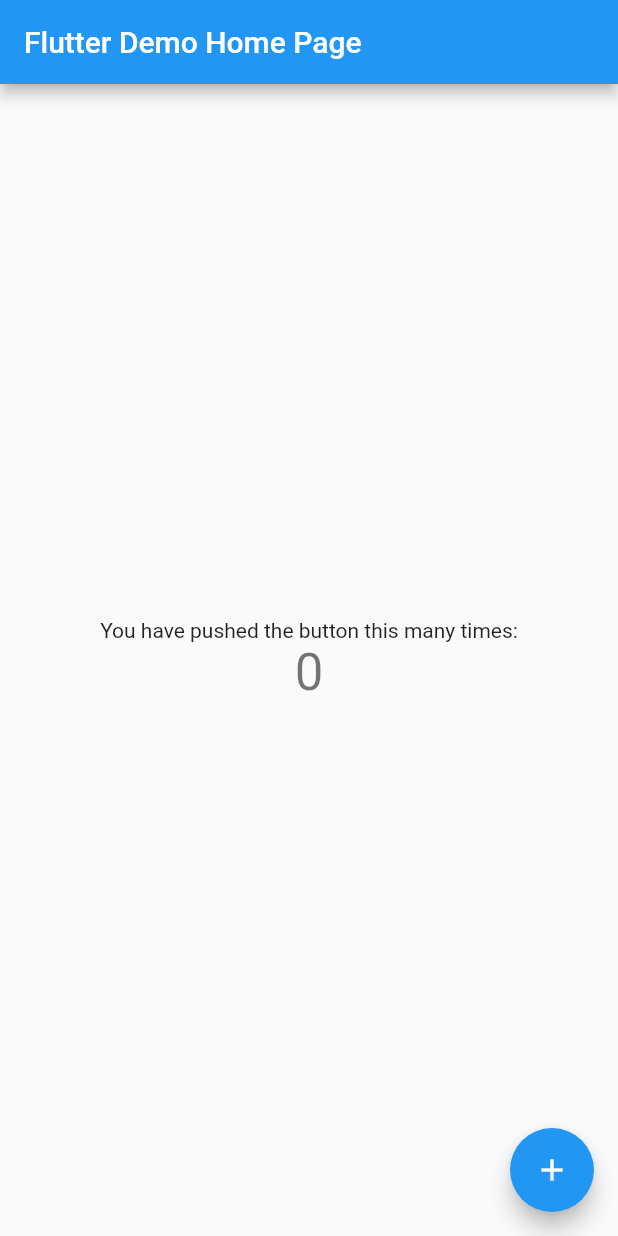
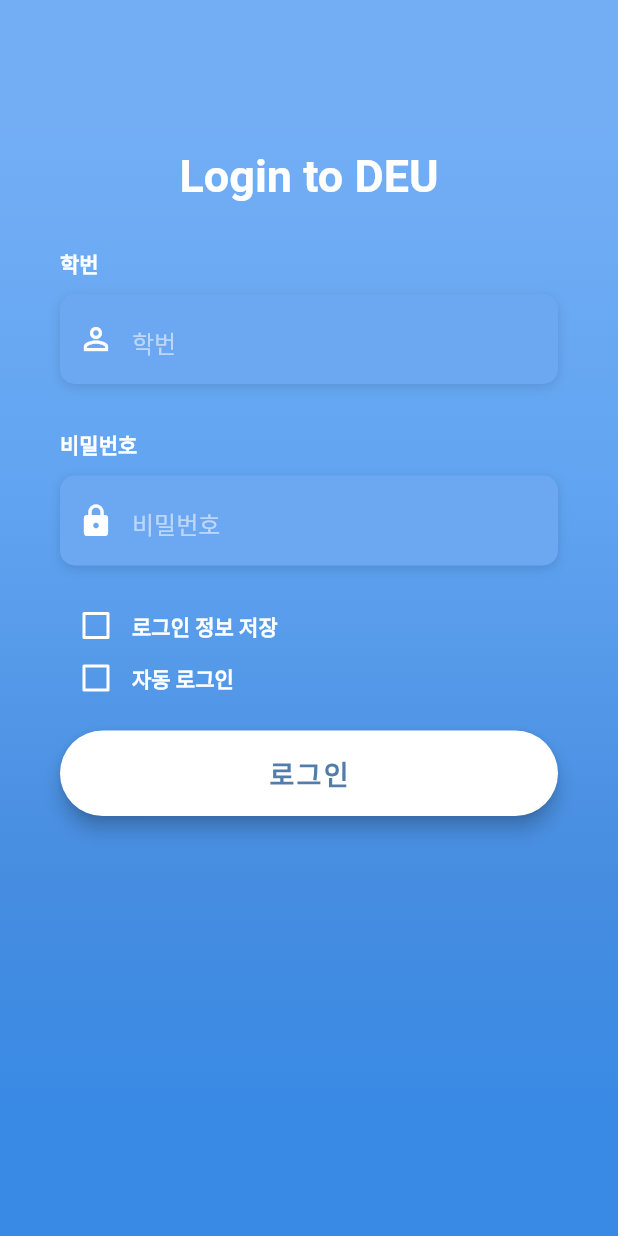
Before and after one commit to SerenityS/deu_grade, a Flutter app: the screen it shows after launch, on a phone screen of 412 x 824 dp. Run offline on Flutter 3.47's test engine with Material 2 defaults, Android fonts, the phone set to English and light mode, and no system bars; drawn by our look-alikes of pull_to_refresh; our stand-ins replace fluttertoast, get, shared_preferences; missing offline and left inert: requests; Roboto replaces fonts that are missing (OpenSans).

Commit message:
Implement Screens

```diff
--- a/lib/main.dart
+++ b/lib/main.dart
@@ -1,115 +1,58 @@
 import 'package:flutter/material.dart';
+import 'package:flutter/services.dart';
 
-void main() {
-  runApp(const MyApp());
+import 'package:get/get.dart';
+import 'package:pull_to_refresh/pull_to_refresh.dart';
+
+import 'screens/login_screen.dart';
+import 'screens/score_screen.dart';
+
+Future<void> main() async {
+  runApp(MyApp());
 }
 
 class MyApp extends StatelessWidget {
-  const MyApp({Key? key}) : super(key: key);
-
   // This widget is the root of your application.
   @override
   Widget build(BuildContext context) {
-    return MaterialApp(
-      title: 'Flutter Demo',
-      theme: ThemeData(
-        // This is the theme of your application.
-        //
-        // Try running your application with "flutter run". You'll see the
-        // application has a blue toolbar. Then, without quitting the app, try
-        // changing the primarySwatch below to Colors.green and then invoke
-        // "hot reload" (press "r" in the console where you ran "flutter run",
-        // or simply save your changes to "hot reload" in a Flutter IDE).
-        // Notice that the counter didn't reset back to zero; the application
-        // is not restarted.
-        primarySwatch: Colors.blue,
+    SystemChrome.setSystemUIOverlayStyle(
+        const SystemUiOverlayStyle(statusBarColor: Colors.transparent));
+    return RefreshConfiguration(
+      headerTriggerDistance: 50.0, // header trigger refresh trigger distance
+      maxOverScrollExtent:
+          0, //The maximum dragging range of the head. Set this property if a rush out of the view area occurs
+      enableScrollWhenRefreshCompleted:
+          true, //This property is incompatible with PageView and TabBarView. If you need TabBarView to slide left and right, you need to set it to true.
+      enableLoadingWhenFailed:
+          true, //In the case of load failure, users can still trigger more loads by gesture pull-up.
+      enableBallisticLoad: true, // trigger load more by BallisticScrollActivity
+      enableRefreshVibrate: true,
+      child: GetMaterialApp(
+        debugShowCheckedModeBanner: false,
+        theme: ThemeData(
+          brightness: Brightness.light,
+          appBarTheme: const AppBarTheme(
+            backgroundColor: Colors.white,
+            centerTitle: true,
+            elevation: 0,
+          ),
+          elevatedButtonTheme: ElevatedButtonThemeData(
+            style: ButtonStyle(
+              backgroundColor: MaterialStateProperty.all<Color>(Colors.white),
+            ),
+          ),
+          primaryIconTheme: const IconThemeData(
+            color: Colors.black,
+          ),
+          scaffoldBackgroundColor: const Color.fromARGB(255, 244, 244, 244),
+        ),
+        title: 'DEU Grade',
+        initialRoute: '/login',
+        getPages: [
+          GetPage(name: '/login', page: () => LoginScreen()),
+          GetPage(name: '/score', page: () => ScoreListScreen()),
+        ],
       ),
-      home: const MyHomePage(title: 'Flutter Demo Home Page'),
     );
   }
 }
-
-class MyHomePage extends StatefulWidget {
-  const MyHomePage({Key? key, required this.title}) : super(key: key);
-
-  // This widget is the home page of your application. It is stateful, meaning
-  // that it has a State object (defined below) that contains fields that affect
-  // how it looks.
-
-  // This class is the configuration for the state. It holds the values (in this
-  // case the title) provided by the parent (in this case the App widget) and
-  // used by the build method of the State. Fields in a Widget subclass are
-  // always marked "final".
-
-  final String title;
-
-  @override
-  State<MyHomePage> createState() => _MyHomePageState();
-}
-
-class _MyHomePageState extends State<MyHomePage> {
-  int _counter = 0;
-
-  void _incrementCounter() {
-    setState(() {
-      // This call to setState tells the Flutter framework that something has
-      // changed in this State, which causes it to rerun the build method below
-      // so that the display can reflect the updated values. If we changed
-      // _counter without calling setState(), then the build method would not be
-      // called again, and so nothing would appear to happen.
-      _counter++;
-    });
-  }
-
-  @override
-  Widget build(BuildContext context) {
-    // This method is rerun every time setState is called, for instance as done
-    // by the _incrementCounter method above.
-    //
-    // The Flutter framework has been optimized to make rerunning build methods
-    // fast, so that you can just rebuild anything that needs updating rather
-    // than having to individually change instances of widgets.
-    return Scaffold(
-      appBar: AppBar(
-        // Here we take the value from the MyHomePage object that was created by
-        // the App.build method, and use it to set our appbar title.
-        title: Text(widget.title),
-      ),
-      body: Center(
-        // Center is a layout widget. It takes a single child and positions it
-        // in the middle of the parent.
-        child: Column(
-          // Column is also a layout widget. It takes a list of children and
-          // arranges them vertically. By default, it sizes itself to fit its
-          // children horizontally, and tries to be as tall as its parent.
-          //
-          // Invoke "debug painting" (press "p" in the console, choose the
-          // "Toggle Debug Paint" action from the Flutter Inspector in Android
-          // Studio, or the "Toggle Debug Paint" command in Visual Studio Code)
-          // to see the wireframe for each widget.
-          //
-          // Column has various properties to control how it sizes itself and
-          // how it positions its children. Here we use mainAxisAlignment to
-          // center the children vertically; the main axis here is the vertical
-          // axis because Columns are vertical (the cross axis would be
-          // horizontal).
-          mainAxisAlignment: MainAxisAlignment.center,
-          children: <Widget>[
-            const Text(
-              'You have pushed the button this many times:',
-            ),
-            Text(
-              '$_counter',
-              style: Theme.of(context).textTheme.headline4,
-            ),
-          ],
-        ),
-      ),
-      floatingActionButton: FloatingActionButton(
-        onPressed: _incrementCounter,
-        tooltip: 'Increment',
-        child: const Icon(Icons.add),
-      ), // This trailing comma makes auto-formatting nicer for build methods.
-    );
-  }
-}
--- /dev/null
+++ b/lib/screens/login_screen.dart
@@ -0,0 +1,323 @@
+import 'package:flutter/material.dart';
+import 'package:flutter/services.dart';
+import 'package:fluttertoast/fluttertoast.dart';
+import 'package:get/get.dart';
+import 'package:shared_preferences/shared_preferences.dart';
+
+import '../utilities/constants.dart';
+import '../utilities/deu_api.dart';
+
+class LoginScreen extends StatefulWidget {
+  @override
+  _LoginScreenState createState() => _LoginScreenState();
+}
+
+class _LoginScreenState extends State<LoginScreen> {
+  late SharedPreferences _prefs;
+
+  bool _rememberMe = false;
+  bool _autoLogin = false;
+
+  final TextEditingController _idController = TextEditingController();
+  final TextEditingController _pwController = TextEditingController();
+  final _pwFocusNode = FocusNode();
+
+  @override
+  void initState() {
+    super.initState();
+    _loadPref();
+  }
+
+  _loadPref() async {
+    _prefs = await SharedPreferences.getInstance();
+    if (_prefs.getBool('remember') == true) {
+      setState(
+        () {
+          _idController.text = _prefs.getString('id')!;
+          _pwController.text = _prefs.getString('pw')!;
+          _rememberMe = _prefs.getBool('remember')!;
+        },
+      );
+    }
+    if (_prefs.getBool('autoLogin') == true) {
+      setState(
+        () {
+          _autoLogin = _prefs.getBool('autoLogin')!;
+        },
+      );
+      await getLogin();
+    }
+  }
+
+  _savePref() async {
+    _prefs = await SharedPreferences.getInstance();
+    await _prefs.setString('id', _idController.text);
+    await _prefs.setString('pw', _pwController.text);
+    await _prefs.setBool('remember', _rememberMe);
+    await _prefs.setBool('autoLogin', _autoLogin);
+  }
+
+  Widget _buildIDTF() {
+    return Column(
+      crossAxisAlignment: CrossAxisAlignment.start,
+      children: <Widget>[
+        const Text(
+          '학번',
+          style: kLabelStyle,
+        ),
+        const SizedBox(height: 10.0),
+        Container(
+          alignment: Alignment.centerLeft,
+          decoration: kBoxDecorationStyle,
+          height: 60.0,
+          child: TextField(
+            controller: _idController,
+            keyboardType: TextInputType.number,
+            onEditingComplete: () =>
+                FocusScope.of(context).requestFocus(_pwFocusNode),
+            style: const TextStyle(
+              color: Colors.white,
+              fontFamily: 'OpenSans',
+            ),
+            decoration: const InputDecoration(
+              border: InputBorder.none,
+              contentPadding: EdgeInsets.only(top: 14.0),
+              prefixIcon: Icon(
+                Icons.perm_identity_outlined,
+                color: Colors.white,
+              ),
+              hintText: '학번',
+              hintStyle: kHintTextStyle,
+            ),
+          ),
+        ),
+      ],
+    );
+  }
+
+  Widget _buildPasswordTF() {
+    return Column(
+      crossAxisAlignment: CrossAxisAlignment.start,
+      children: <Widget>[
+        const Text(
+          '비밀번호',
+          style: kLabelStyle,
+        ),
+        const SizedBox(height: 10.0),
+        Container(
+          alignment: Alignment.centerLeft,
+          decoration: kBoxDecorationStyle,
+          height: 60.0,
+          child: TextField(
+            controller: _pwController,
+            onEditingComplete: getLogin,
+            obscureText: true,
+            focusNode: _pwFocusNode,
+            style: const TextStyle(
+              color: Colors.white,
+              fontFamily: 'OpenSans',
+            ),
+            decoration: const InputDecoration(
+              border: InputBorder.none,
+              contentPadding: EdgeInsets.only(top: 14.0),
+              prefixIcon: Icon(
+                Icons.lock,
+                color: Colors.white,
+              ),
+              hintText: '비밀번호',
+              hintStyle: kHintTextStyle,
+            ),
+          ),
+        ),
+      ],
+    );
+  }
+
+  Widget _buildRememberMeCheckbox() {
+    return SizedBox(
+      height: 20.0,
+      child: Row(
+        children: <Widget>[
+          Theme(
+            data: ThemeData(unselectedWidgetColor: Colors.white),
+            child: Checkbox(
+              value: _rememberMe,
+              checkColor: Colors.blue,
+              activeColor: Colors.white,
+              onChanged: (value) {
+                setState(() {
+                  _rememberMe = value!;
+                });
+              },
+            ),
+          ),
+          const Text(
+            '로그인 정보 저장',
+            style: kLabelStyle,
+          ),
+        ],
+      ),
+    );
+  }
+
+  Widget _buildAutoLoginCheckbox() {
+    return SizedBox(
+      height: 20.0,
+      child: Row(
+        children: <Widget>[
+          Theme(
+            data: ThemeData(unselectedWidgetColor: Colors.white),
+            child: Checkbox(
+              value: _autoLogin,
+              checkColor: Colors.blue,
+              activeColor: Colors.white,
+              onChanged: (value) {
+                setState(() {
+                  _autoLogin = value!;
+                });
+              },
+            ),
+          ),
+          const Text(
+            '자동 로그인',
+            style: kLabelStyle,
+          ),
+        ],
+      ),
+    );
+  }
+
+  Widget _buildLoginBtn() {
+    return Container(
+      padding: const EdgeInsets.symmetric(vertical: 25.0),
+      width: double.infinity,
+      child: RaisedButton(
+        elevation: 5.0,
+        onPressed: getLogin,
+        padding: const EdgeInsets.all(15.0),
+        shape: RoundedRectangleBorder(
+          borderRadius: BorderRadius.circular(30.0),
+        ),
+        color: Colors.white,
+        child: const Text(
+          '로그인',
+          style: TextStyle(
+            color: Color(0xFF527DAA),
+            letterSpacing: 1.5,
+            fontSize: 18.0,
+            fontWeight: FontWeight.bold,
+            fontFamily: 'OpenSans',
+          ),
+        ),
+      ),
+    );
+  }
+
+  @override
+  void dispose() {
+    _idController.dispose();
+    _pwController.dispose();
+    _pwFocusNode.dispose();
+
+    super.dispose();
+  }
+
+  Future getLogin() async {
+    String id = _idController.text;
+    String pw = _pwController.text;
+
+    var appLoginResult = await DEUApi().postSmartAppLogin(id, pw);
+    if (appLoginResult['SUCCESS_YN'] == 'Y') {
+      _savePref();
+      await DEUApi().postSmartWebLogin(id, pw);
+      Fluttertoast.showToast(
+        msg:
+            "로그인 성공! - ${appLoginResult['USER_ID']} ${appLoginResult['USER_NM']}",
+        toastLength: Toast.LENGTH_SHORT,
+      );
+      Get.offAllNamed('/score', arguments: [id, pw]);
+    } else {
+      Fluttertoast.showToast(
+        msg: "로그인 실패!\n학번과 비밀번호를 확인해주세요.",
+        toastLength: Toast.LENGTH_SHORT,
+      );
+    }
+  }
+
+  @override
+  Widget build(BuildContext context) {
+    return Scaffold(
+      body: AnnotatedRegion<SystemUiOverlayStyle>(
+        value: SystemUiOverlayStyle.light,
+        child: GestureDetector(
+          onTap: () => FocusScope.of(context).unfocus(),
+          child: Stack(
+            children: <Widget>[
+              Container(
+                height: double.infinity,
+                width: double.infinity,
+                decoration: const BoxDecoration(
+                  gradient: LinearGradient(
+                    begin: Alignment.topCenter,
+                    end: Alignment.bottomCenter,
+                    colors: [
+                      Color(0xFF73AEF5),
+                      Color(0xFF61A4F1),
+                      Color(0xFF478DE0),
+                      Color(0xFF398AE5),
+                    ],
+                    stops: [0.1, 0.4, 0.7, 0.9],
+                  ),
+                ),
+              ),
+              SizedBox(
+                height: double.infinity,
+                child: SingleChildScrollView(
+                  physics: const AlwaysScrollableScrollPhysics(),
+                  padding: const EdgeInsets.symmetric(
+                    horizontal: 40.0,
+                  ),
+                  child: Column(
+                    mainAxisAlignment: MainAxisAlignment.center,
+                    children: <Widget>[
+                      const SizedBox(
+                        height: 100.0,
+                      ),
+                      const Text(
+                        'Login to DEU',
+                        style: TextStyle(
+                          color: Colors.white,
+                          fontFamily: 'OpenSans',
+                          fontSize: 30.0,
+                          fontWeight: FontWeight.bold,
+                        ),
+                      ),
+                      const SizedBox(height: 30.0),
+                      _buildIDTF(),
+                      const SizedBox(
+                        height: 30.0,
+                      ),
+                      _buildPasswordTF(),
+                      const SizedBox(
+                        height: 30.0,
+                      ),
+                      _buildRememberMeCheckbox(),
+                      const SizedBox(
+                        height: 15.0,
+                      ),
+                      _buildAutoLoginCheckbox(),
+                      _buildLoginBtn(),
+                      const SizedBox(
+                        height: 30.0,
+                      ),
+                    ],
+                  ),
+                ),
+              )
+            ],
+          ),
+        ),
+      ),
+    );
+  }
+}
```
Also changed, not shown: lib/screens/score_screen.dart (added, +115 -0 lines).
